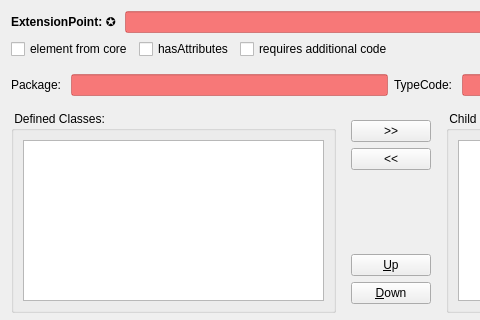
The window that ui/formdeviserplugin.ui (sbmlteam/QtDeviser) describes before a commit, drawn with Qt 5; both pictures show x 0 to 480 and y 0 to 320 of the 781 by 629 pixel window.
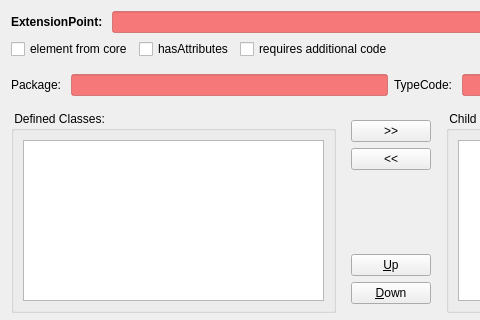
The same window after the commit. Icons and pictures are not drawn.

The edit to the form file:
```diff
--- a/ui/formdeviserplugin.ui
+++ b/ui/formdeviserplugin.ui
@@ -23,7 +23,7 @@
       <widget class="QLabel" name="label">
        <property name="text">
         <string>&lt;html&gt;&lt;head/&gt;&lt;body&gt;&lt;p&gt;&lt;span style=&quot; font-weight:600;&quot;&gt;ExtensionPoint: 	
-&amp;#10026; &lt;/span&gt;&lt;/p&gt;&lt;/body&gt;&lt;/html&gt;</string>
+&lt;/span&gt;&lt;/p&gt;&lt;/body&gt;&lt;/html&gt;</string>
        </property>
       </widget>
      </item>
```
